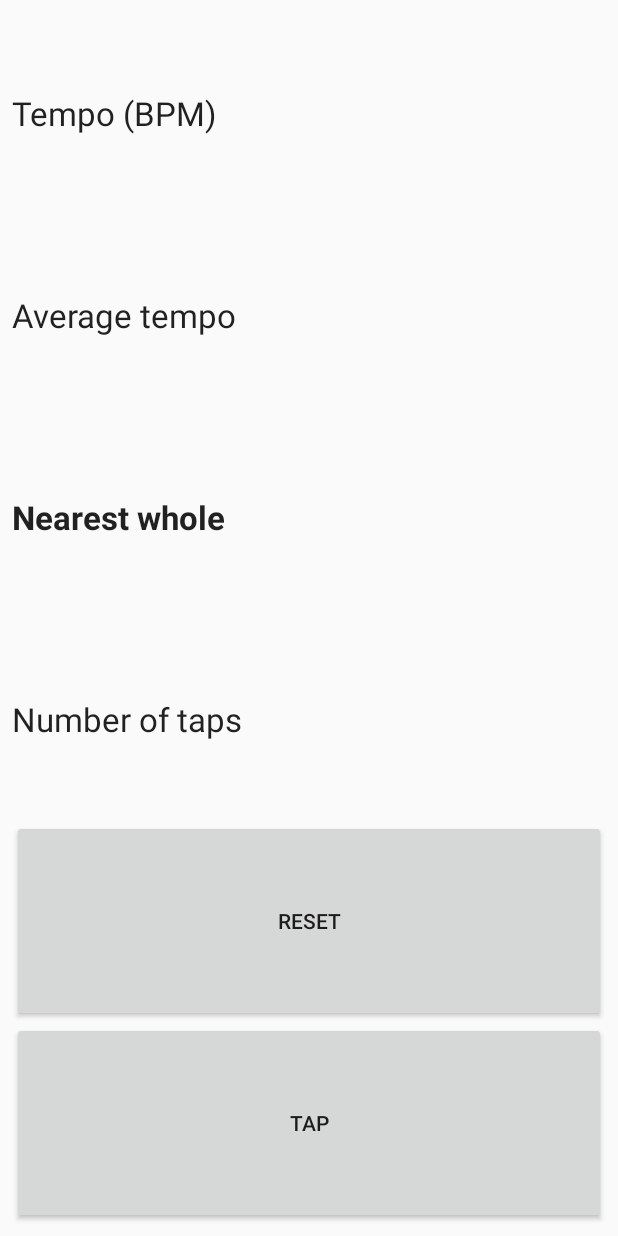
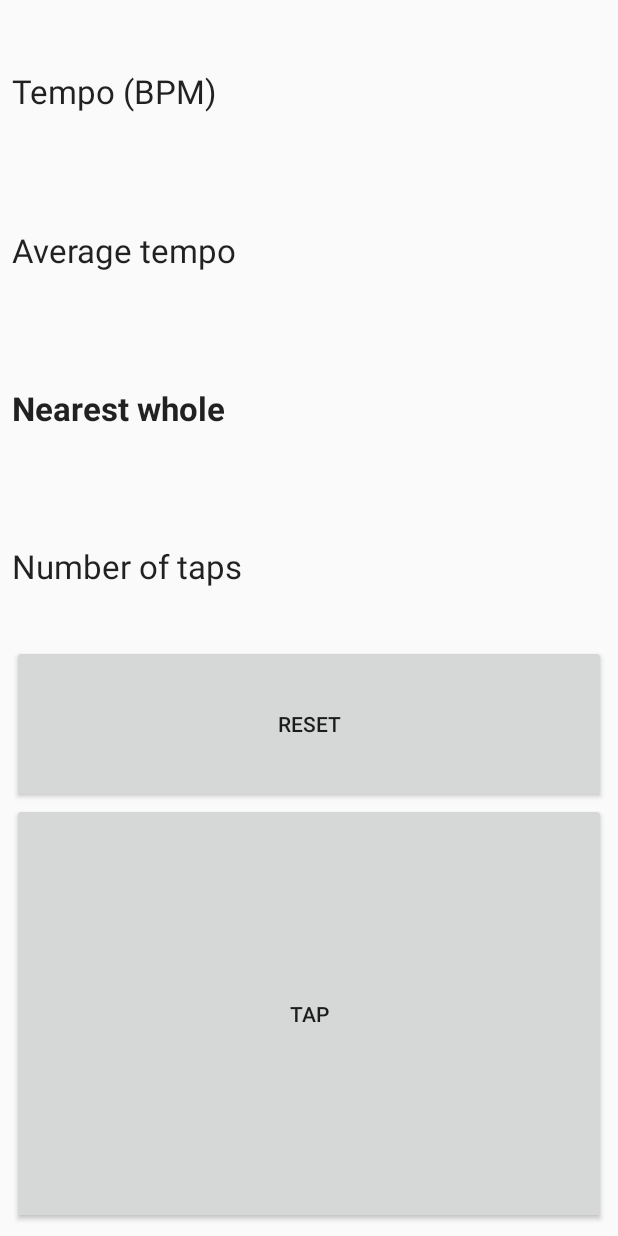
Before and after one commit to smugMochi/TempoTap, an Android app: the screen it shows after launch (MainActivity), on a phone screen of 412 x 824 dp. Run offline under Robolectric (Android 15) with nearby library versions, the phone set to English and light mode, and no system bars.

Commit message:
Change "tap" button size.

```diff
--- a/app/src/main/res/layout/activity_main.xml
+++ b/app/src/main/res/layout/activity_main.xml
@@ -132,7 +132,7 @@
             android:id="@+id/button_tap"
             android:layout_width="match_parent"
             android:layout_height="match_parent"
-            android:layout_weight="1"
+            android:layout_weight="0.75"
             android:text="Tap" />
     </LinearLayout>
 
```
